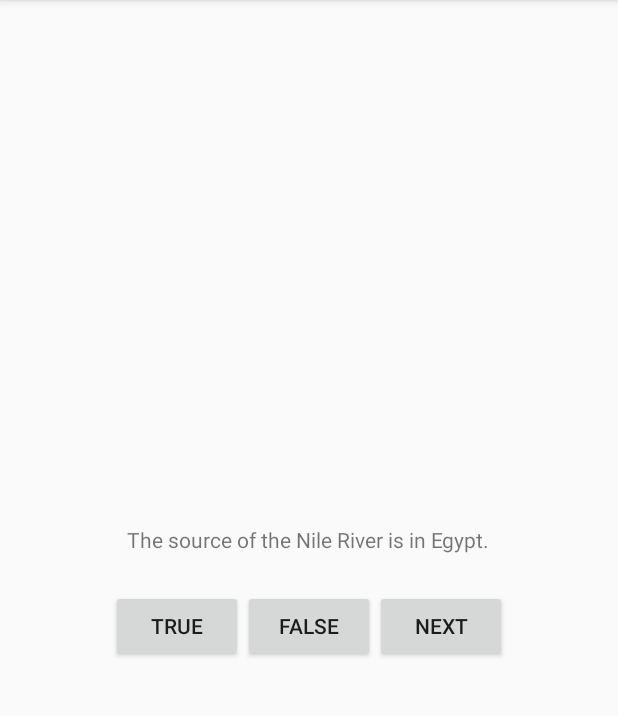
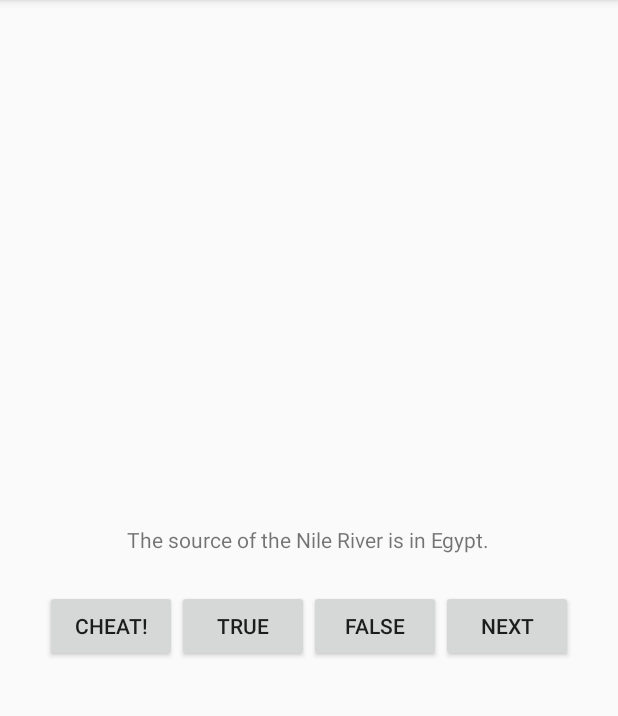
Before and after one commit to copperstick6/Android-CS361M-BNR, an Android app: the screen it shows after launch (QuizActivity), on a phone screen of 412 x 824 dp, the part 84-800 px from its top. Run offline under Robolectric (Android 15) with nearby library versions, the phone set to English and light mode, and no system bars.

Commit message:
finished the screen, added activity switcher

```diff
--- a/Projects/GeoQuiz/app/src/main/java/com/bignerdranch/android/geoquiz/QuizActivity.java
+++ b/Projects/GeoQuiz/app/src/main/java/com/bignerdranch/android/geoquiz/QuizActivity.java
@@ -6,12 +6,14 @@ import android.view.View;
 import android.widget.Button;
 import android.widget.TextView;
 import android.widget.Toast;
+import android.content.Intent;
 
 public class QuizActivity extends AppCompatActivity {
 
     private Button trueButton;
     private Button falseButton;
     private Button nextButton;
+    private Button cheatButton;
     private TextView mQuestionTextView;
     private Question[] questionBank = new Question[]{new Question(R.string.question_oceans, true),
                                                     new Question(R.string.question_africa, false),
@@ -25,7 +27,17 @@ public class QuizActivity extends AppCompatActivity {
         setContentView(R.layout.activity_quiz);
 
         mQuestionTextView = (TextView) findViewById(R.id.question_text_view);
+        cheatButton = (Button) findViewById(R.id.cheat_button);
+        cheatButton.setOnClickListener(new View.OnClickListener(){
+           @Override
+            public void onClick(View v){
+               //start listening
+               //creat enew intent to switch screens
+               Intent i = new Intent(QuizActivity.this, CheatActivity.class);
+               startActivity(i);
 
+           }
+        });
         trueButton = (Button) findViewById(R.id.true_button);
         trueButton.setOnClickListener(new View.OnClickListener() {
             @Override
--- a/Projects/GeoQuiz/app/src/main/res/layout/activity_quiz.xml
+++ b/Projects/GeoQuiz/app/src/main/res/layout/activity_quiz.xml
@@ -18,6 +18,11 @@
         android:layout_height="wrap_content"
         android:orientation = "horizontal">
         <!-- Creating the two buttons! !-->
+        <Button
+            android:layout_width="wrap_content"
+            android:layout_height="wrap_content"
+            android:text = "@string/cheat_button"
+            android:id = "@+id/cheat_button"/>
 
         <Button
             android:layout_width="wrap_content"
```
Also changed, not shown: Projects/GeoQuiz/app/src/main/AndroidManifest.xml (+5 -3 lines), Projects/GeoQuiz/app/src/main/java/com/bignerdranch/android/geoquiz/CheatActivity.java (added, +13 -0 lines), Projects/GeoQuiz/app/src/main/res/layout/activity_cheat.xml (added, +27 -0 lines), Projects/GeoQuiz/app/src/main/res/values/strings.xml (+14 -14 lines), 1 other file.
